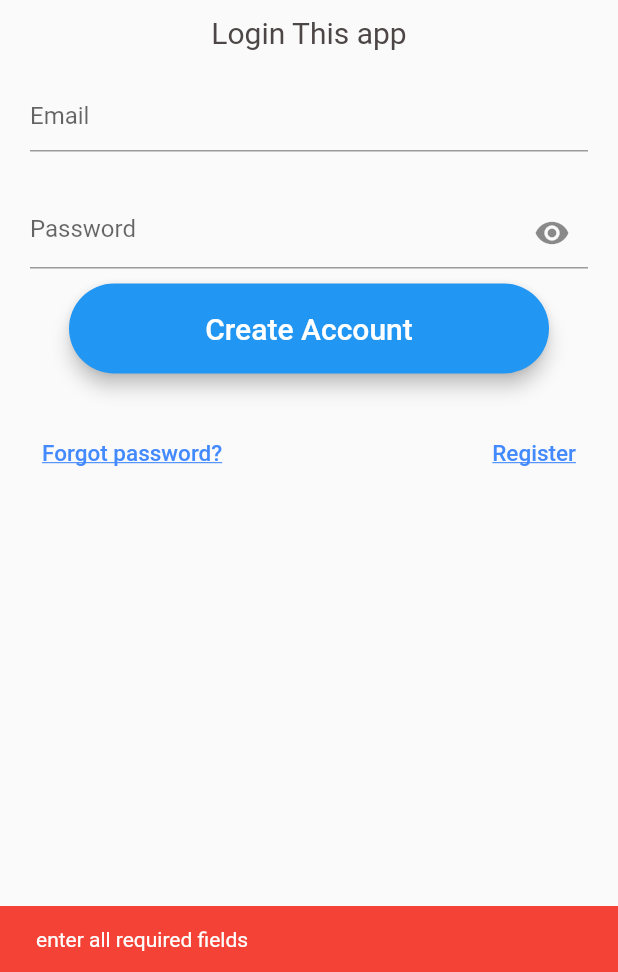
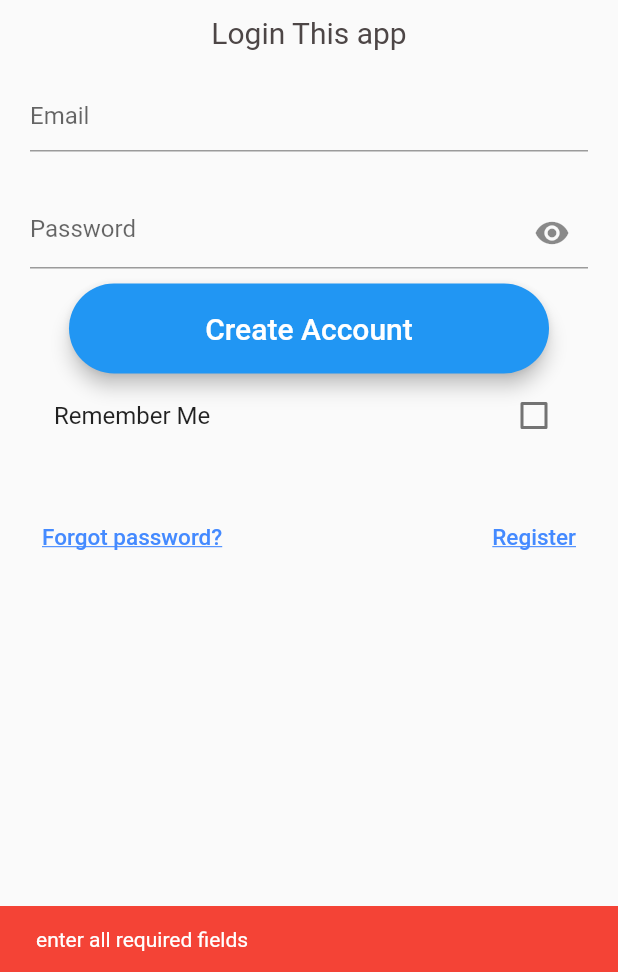
Before and after one commit to khamlarPMC/flutter-connect-laravel, a Flutter app: the LoginScreen screen opened directly, after a tap on "Create Account", on a phone screen of 412 x 824 dp, the part 264-1236 px from its top. Run offline on Flutter 3.47's test engine with Material 2 defaults, Android fonts, the phone set to English and light mode, and no system bars; our stand-ins replace device_info_plus, dio, flutter_secure_storage, shared_preferences; accounts and stored records are empty.

Commit message:
up date and debug code

```diff
--- a/flutterlaravel/lib/screens/fisrt_page.dart
+++ /dev/null
@@ -1,39 +0,0 @@
-import 'package:flutter/material.dart';
-import 'package:flutterlaravel/screens/login_screen.dart';
-
-class FisrtPage extends StatefulWidget {
-  const FisrtPage({super.key});
-
-  @override
-  State<FisrtPage> createState() => _FisrtPageState();
-}
-
-class _FisrtPageState extends State<FisrtPage> {
-  @override
-  Widget build(BuildContext context) {
-    return MaterialApp(
-      title: 'Connect Flutter with Laravel',
-      theme: ThemeData(
-        colorScheme: ColorScheme.fromSwatch(primarySwatch: Colors.blue),
-      ),
-      home: Scaffold(
-        appBar: AppBar(
-          title: const Text('Connect Flutter with Laravel'),
-        ),
-        body: Center(
-          child: ElevatedButton(
-            onPressed: () {
-              Navigator.push(
-                context,
-                MaterialPageRoute(
-                  builder: (BuildContext context) => const LoginScreen(),
-                ),
-              );
-            },
-            child: const Text('Please login'),
-          ),
-        ),
-      ),
-    );
-  }
-}
--- a/flutterlaravel/lib/screens/login_screen.dart
+++ b/flutterlaravel/lib/screens/login_screen.dart
@@ -7,6 +7,8 @@ import 'package:flutterlaravel/screens/register_form.dart';
 import 'package:flutterlaravel/services/auth_service.dart';
 import 'package:flutterlaravel/services/globals.dart';
 import 'package:http/http.dart' as http;
+import 'package:provider/provider.dart';
+import 'package:shared_preferences/shared_preferences.dart';
 
 class LoginScreen extends StatefulWidget {
   const LoginScreen({Key? key}) : super(key: key);
@@ -22,19 +24,30 @@ class _LoginScreenState extends State<LoginScreen> {
   final TextEditingController _passwordController = TextEditingController();
   final _formKey = GlobalKey<FormState>();
 
+  bool rememberMe = false;
+
   String _email = '';
   String _password = '';
+
+  late SharedPreferences _prefs;
+  final String _emailKey = 'email';
+  final String _passwordKey = 'password';
 
   loginPressed() async {
     if (_email.isNotEmpty && _password.isNotEmpty) {
       http.Response response = await AuthServices.login(_email, _password);
       Map responseMap = jsonDecode(response.body);
       if (response.statusCode == 200) {
+        // Store the email and password if the "Remember Me" checkbox is checked
+        if (rememberMe) {
+          _prefs.setString(_emailKey, _email);
+          _prefs.setString(_passwordKey, _password);
+        }
         Navigator.push(
           context,
           MaterialPageRoute(
             builder: (BuildContext context) =>
-                const MyHomePage(title: "show in space"),
+                MyHomePage(title: "show in space"),
           ),
         );
       } else {
@@ -53,12 +66,24 @@ class _LoginScreenState extends State<LoginScreen> {
 
   @override
   void initState() {
-    _emailController.text = '';
-    _passwordController.text = '';
     super.initState();
+    SharedPreferences.getInstance().then((prefs) {
+      _prefs = prefs;
+      setState(() {
+        // Retrieve the stored email and password
+        _email = _prefs.getString(_emailKey) ?? '';
+        _password = _prefs.getString(_passwordKey) ?? '';
+        // Set the initial values for the controllers
+        _emailController.text = _email;
+        _passwordController.text = _password;
+      });
+
+      // Perform automatic login if both email and password are not empty
+      if (_email.isNotEmpty && _password.isNotEmpty) {
+        loginPressed();
       }
-
-
+    });
+  }
 
   @override
   void dispose() {
@@ -69,7 +94,9 @@ class _LoginScreenState extends State<LoginScreen> {
 
   @override
   Widget build(BuildContext context) {
-    return Scaffold(
+    return ChangeNotifierProvider(
+  create: (context) => AuthServices(),
+  child:Scaffold(
         appBar: AppBar(
           backgroundColor: Colors.blue,
           title: Text(widget.title),
@@ -137,6 +164,15 @@ class _LoginScreenState extends State<LoginScreen> {
                     btnText: 'Create Account',
                     onBtnPressed: loginPressed,
                   ),
+                  CheckboxListTile(
+                    title: const Text('Remember Me'),
+                    value: rememberMe,
+                    onChanged: (bool? value) {
+                      setState(() {
+                        rememberMe = value ?? false;
+                      });
+                    },
+                  ),
                   const SizedBox(height: 5),
                   Center(
                     child: Column(
@@ -201,6 +237,7 @@ class _LoginScreenState extends State<LoginScreen> {
             ),
           ),
         ),
+      )
     );
   }
 }
--- a/flutterlaravel/pubspec.yaml
+++ b/flutterlaravel/pubspec.yaml
@@ -12,11 +12,12 @@ dependencies:
   cupertino_icons: ^1.0.2
   http: ^1.0.0
   quickalert: ^1.0.1
-  provider: ^6.0.5
   dio: ^5.2.1+1
   toast: ^0.3.0
   flutter_secure_storage: ^8.0.0
   device_info_plus: ^9.0.2
+  shared_preferences: ^2.1.2
+  provider: ^6.0.5
 
 dev_dependencies:
   flutter_test:
```
Also changed, not shown: flutterlaravel/lib/drawer_screen.dart (added, +75 -0 lines), flutterlaravel/lib/home.dart (+10 -68 lines), flutterlaravel/lib/main.dart (+5 -4 lines), flutterlaravel/lib/services/auth.dart (+0 -88 lines), flutterlaravel/lib/services/auth_service.dart (+94 -1 lines), flutterlaravel/pubspec.lock, 2 other files. Lines whose indentation alone changed are shown as unchanged.
